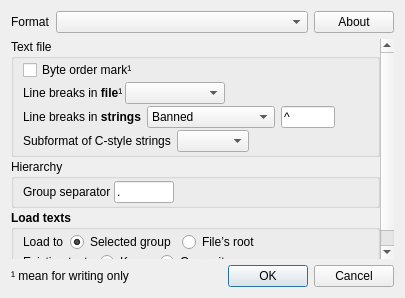
Mercury13/utranslator, file UTranslator/FmFileFormat.ui: the form before one commit.
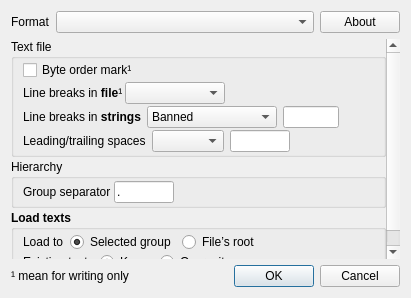
The form after the commit.

What changed in the file:
```diff
--- a/UTranslator/FmFileFormat.ui
+++ b/UTranslator/FmFileFormat.ui
@@ -6,7 +6,7 @@
    <rect>
     <x>0</x>
     <y>0</y>
-    <width>405</width>
+    <width>411</width>
     <height>298</height>
    </rect>
   </property>
@@ -48,7 +48,7 @@
        <rect>
         <x>0</x>
         <y>0</y>
-        <width>387</width>
+        <width>393</width>
         <height>218</height>
        </rect>
       </property>
@@ -191,7 +191,7 @@
                 </size>
                </property>
                <property name="text">
-                <string notr="true">^</string>
+                <string notr="true"/>
                </property>
               </widget>
              </item>
@@ -229,12 +229,31 @@
              <item>
               <widget class="QLabel" name="lbCSubformat">
                <property name="text">
-                <string>Subformat of C-style strings</string>
+                <string>Leading/trailing spaces</string>
                </property>
               </widget>
              </item>
              <item>
-              <widget class="QComboBox" name="comboCSubformat"/>
+              <widget class="QComboBox" name="comboSpaceEscape"/>
+             </item>
+             <item>
+              <widget class="QLineEdit" name="edSpaceDelimiter">
+               <property name="sizePolicy">
+                <sizepolicy hsizetype="Preferred" vsizetype="Fixed">
+                 <horstretch>0</horstretch>
+                 <verstretch>0</verstretch>
+                </sizepolicy>
+               </property>
+               <property name="maximumSize">
+                <size>
+                 <width>60</width>
+                 <height>16777215</height>
+                </size>
+               </property>
+               <property name="text">
+                <string notr="true"/>
+               </property>
+              </widget>
              </item>
              <item>
               <spacer name="horizontalSpacer">
```
Left out of the diff: 9 changed lines with no effect on the pictures.
